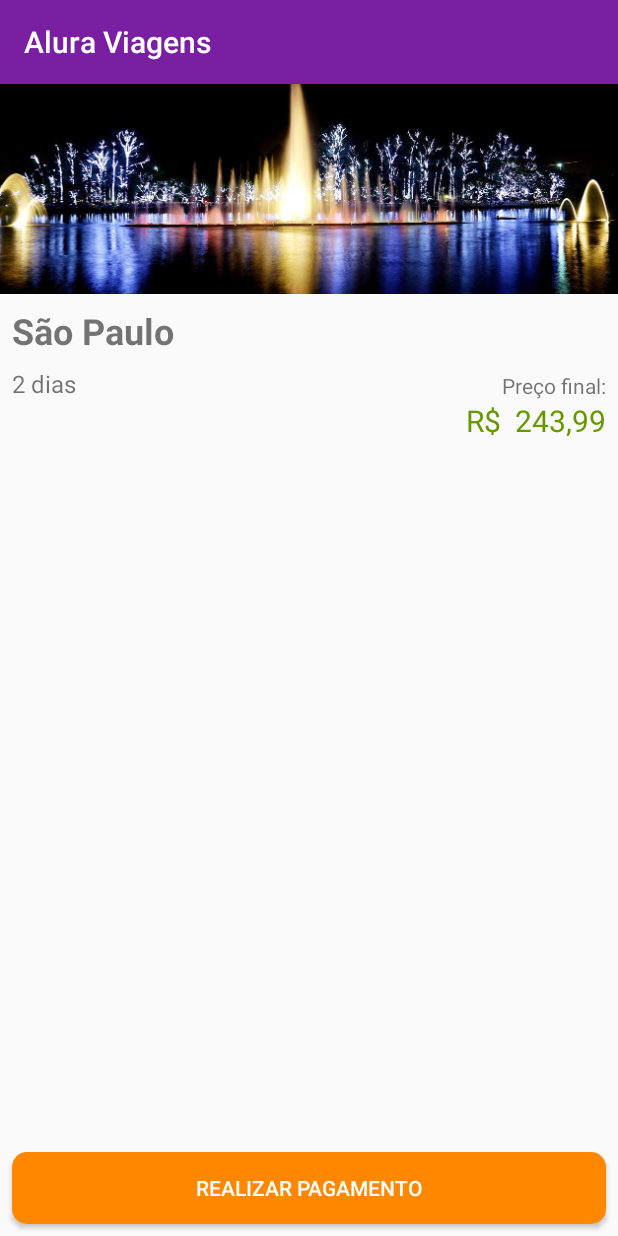
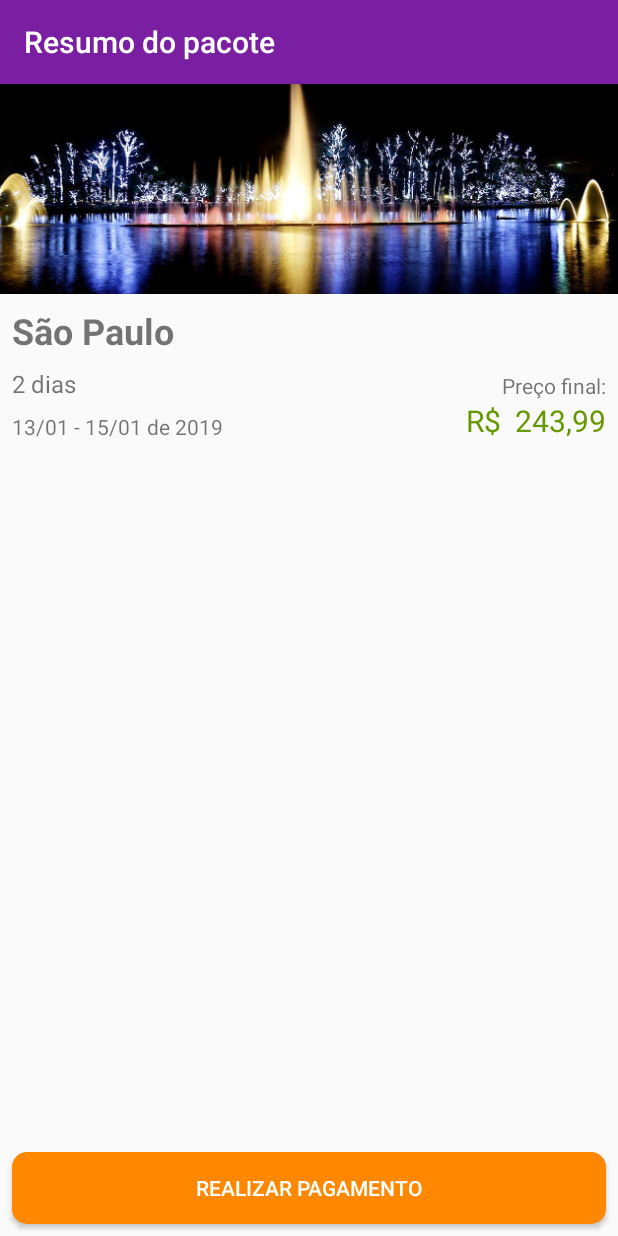
Before and after one commit to ruanlas-learning/AluraViagens, an Android app: the screen it shows after launch (ResumoPacoteActivity), on a phone screen of 412 x 824 dp. Run offline under Robolectric (Android 15) with nearby library versions, the phone set to English and light mode, and no system bars.

Commit message:
modulo 2 - aula 2

```diff
--- a/app/src/main/java/com/example/ruan/aluraviagens/ui/activity/ResumoPacoteActivity.java
+++ b/app/src/main/java/com/example/ruan/aluraviagens/ui/activity/ResumoPacoteActivity.java
@@ -8,6 +8,7 @@ import android.widget.TextView;
 
 import com.example.ruan.aluraviagens.R;
 import com.example.ruan.aluraviagens.model.Pacote;
+import com.example.ruan.aluraviagens.util.DataUtil;
 import com.example.ruan.aluraviagens.util.DiasUtil;
 import com.example.ruan.aluraviagens.util.MoedaUtil;
 import com.example.ruan.aluraviagens.util.ResourceUtil;
@@ -16,27 +17,51 @@ import java.math.BigDecimal;
 
 public class ResumoPacoteActivity extends AppCompatActivity {
 
+    public static final String TITULO_APPBAR = "Resumo do pacote";
+
     @Override
     protected void onCreate(Bundle savedInstanceState) {
         super.onCreate(savedInstanceState);
         setContentView(R.layout.activity_resumo_pacote);
 
+        setTitle(TITULO_APPBAR);
+
         Pacote pacoteSaoPaulo = new Pacote("São Paulo", "sao_paulo_sp",
                 2, new BigDecimal(243.99));
 
-        TextView local = findViewById(R.id.resumo_pacote_local);
-        local.setText(pacoteSaoPaulo.getLocal());
+        mostraLocal(pacoteSaoPaulo);
+        mostraImagem(pacoteSaoPaulo);
+        mostraDias(pacoteSaoPaulo);
+        mostraPreco(pacoteSaoPaulo);
+        mostraData(pacoteSaoPaulo);
+    }
 
-        ImageView image = findViewById(R.id.resumo_pacote_imagem);
-        Drawable drawableDoPacote = ResourceUtil.devolveDrawable(this, pacoteSaoPaulo.getImagem());
-        image.setImageDrawable(drawableDoPacote);
+    private void mostraData(Pacote pacote) {
+        TextView data = findViewById(R.id.resumo_pacote_data);
+        String dataFormatadaDaViagem = DataUtil.periodoEmTexto( pacote.getDias() );
+        data.setText(dataFormatadaDaViagem);
+    }
 
-        TextView dias = findViewById(R.id.resumo_pacote_dias);
-        String diasEmTexto = DiasUtil.formataEmTexto(pacoteSaoPaulo.getDias());
-        dias.setText(diasEmTexto);
-
+    private void mostraPreco(Pacote pacote) {
         TextView preco = findViewById(R.id.resumo_pacote_preco);
-        String moedaBrasileira = MoedaUtil.formataParaBrasileiro(pacoteSaoPaulo.getPreco());
+        String moedaBrasileira = MoedaUtil.formataParaBrasileiro(pacote.getPreco());
         preco.setText(moedaBrasileira);
     }
+
+    private void mostraDias(Pacote pacote) {
+        TextView dias = findViewById(R.id.resumo_pacote_dias);
+        String diasEmTexto = DiasUtil.formataEmTexto(pacote.getDias());
+        dias.setText(diasEmTexto);
+    }
+
+    private void mostraImagem(Pacote pacote) {
+        ImageView image = findViewById(R.id.resumo_pacote_imagem);
+        Drawable drawableDoPacote = ResourceUtil.devolveDrawable(this, pacote.getImagem());
+        image.setImageDrawable(drawableDoPacote);
+    }
+
+    private void mostraLocal(Pacote pacote) {
+        TextView local = findViewById(R.id.resumo_pacote_local);
+        local.setText(pacote.getLocal());
+    }
 }
--- /dev/null
+++ b/app/src/main/java/com/example/ruan/aluraviagens/util/DataUtil.java
@@ -0,0 +1,23 @@
+package com.example.ruan.aluraviagens.util;
+
+import android.support.annotation.NonNull;
+
+import java.text.SimpleDateFormat;
+import java.util.Calendar;
+
+public class DataUtil {
+
+    public static final String DIA_E_MES = "dd/MM";
+
+    @NonNull
+    public static String periodoEmTexto(int dias) {
+        Calendar dataIda = Calendar.getInstance();
+        Calendar dataVolta = Calendar.getInstance();
+        dataVolta.add(Calendar.DATE, dias);
+        SimpleDateFormat formatoBrasileiro = new SimpleDateFormat(DIA_E_MES);
+        String dataFormatadaIda = formatoBrasileiro.format(dataIda.getTime());
+        String dataFormatadaVolta = formatoBrasileiro.format(dataVolta.getTime());
+        return dataFormatadaIda + " - "
+                + dataFormatadaVolta + " de " + dataVolta.get(Calendar.YEAR);
+    }
+}
--- a/app/src/main/res/layout/activity_resumo_pacote.xml
+++ b/app/src/main/res/layout/activity_resumo_pacote.xml
@@ -3,28 +3,26 @@
     xmlns:app="http://schemas.android.com/apk/res-auto"
     xmlns:tools="http://schemas.android.com/tools"
     android:layout_width="match_parent"
-    android:layout_height="match_parent"
-    tools:context=".ui.activity.ResumoPacoteActivity">
+    android:layout_height="match_parent">
 
     <ImageView
         android:id="@+id/resumo_pacote_imagem"
         android:layout_width="0dp"
         android:layout_height="140dp"
+        android:contentDescription="@string/imagem_do_pacote"
         android:scaleType="centerCrop"
         app:layout_constraintBottom_toBottomOf="parent"
         app:layout_constraintEnd_toEndOf="parent"
         app:layout_constraintStart_toStartOf="parent"
         app:layout_constraintTop_toTopOf="parent"
         app:layout_constraintVertical_bias="0.0"
-        app:srcCompat="@drawable/sao_paulo_sp" />
+        tools:src="@sample/pacote.json/imagem" />
 
     <TextView
         android:id="@+id/resumo_pacote_local"
         android:layout_width="wrap_content"
         android:layout_height="wrap_content"
-        android:layout_marginStart="8dp"
-        android:layout_marginLeft="8dp"
-        android:layout_marginTop="8dp"
+        android:layout_margin="8dp"
         android:textSize="24sp"
         android:textStyle="bold"
         app:layout_constraintStart_toStartOf="parent"
@@ -43,21 +41,28 @@
 
     <TextView
         android:id="@+id/resumo_pacote_data"
-        android:layout_width="wrap_content"
+        android:layout_width="0dp"
         android:layout_height="wrap_content"
         android:layout_marginTop="8dp"
+        app:layout_constraintEnd_toStartOf="@id/resumo_pacote_preco"
         app:layout_constraintStart_toStartOf="@+id/resumo_pacote_dias"
         app:layout_constraintTop_toBottomOf="@+id/resumo_pacote_dias"
         tools:text="08/12 - 10/12 de 2017" />
+    <!-- técnica de corrente (chain) entre o resumo_pacote_data e o resumo_pacote_preco -->
 
     <TextView
         android:id="@+id/resumo_pacote_preco"
-        android:layout_width="wrap_content"
+        android:layout_width="0dp"
         android:layout_height="wrap_content"
+        android:layout_marginStart="8dp"
+        android:layout_marginRight="8dp"
+        android:layout_marginLeft="8dp"
         android:layout_marginEnd="8dp"
-        android:layout_marginRight="8dp"
         android:textColor="@android:color/holo_green_dark"
         android:textSize="20sp"
+        android:textAlignment="textEnd"
+        android:gravity="end"
+        app:layout_constraintStart_toEndOf="@id/resumo_pacote_data"
         app:layout_constraintBottom_toBottomOf="@+id/resumo_pacote_data"
         app:layout_constraintEnd_toEndOf="parent"
         tools:text="R$ 243,99" />
@@ -66,7 +71,7 @@
         android:id="@+id/resumo_pacote_preco_final"
         android:layout_width="wrap_content"
         android:layout_height="wrap_content"
-        android:text="Preço final:"
+        android:text="@string/preco_final"
         android:textSize="14sp"
         app:layout_constraintBottom_toTopOf="@+id/resumo_pacote_preco"
         app:layout_constraintEnd_toEndOf="@+id/resumo_pacote_preco" />
@@ -75,18 +80,14 @@
         android:id="@+id/resumo_pacote_btn_realiza_pagamento"
         android:layout_width="0dp"
         android:layout_height="wrap_content"
-        android:layout_marginStart="8dp"
-        android:layout_marginLeft="8dp"
-        android:layout_marginTop="8dp"
-        android:layout_marginEnd="8dp"
-        android:layout_marginRight="8dp"
-        android:layout_marginBottom="8dp"
+        android:layout_margin="8dp"
         android:background="@drawable/botao_redondo_laranja"
-        android:text="Realizar pagamento"
+        android:text="@string/realizar_pagamento"
         android:textColor="@android:color/white"
         app:layout_constraintBottom_toBottomOf="parent"
         app:layout_constraintEnd_toEndOf="parent"
         app:layout_constraintStart_toStartOf="parent"
         app:layout_constraintTop_toTopOf="parent"
         app:layout_constraintVertical_bias="1.0" />
+
 </android.support.constraint.ConstraintLayout>
--- a/app/src/main/res/values/strings.xml
+++ b/app/src/main/res/values/strings.xml
@@ -3,4 +3,7 @@
     <string name="especiais">Especiais</string>
     <string name="pais">Brasil</string>
     <string name="conteudo_do_banner_inicial">Banner inicial dos pacotes</string>
+    <string name="preco_final">Preço final:</string>
+    <string name="realizar_pagamento">Realizar pagamento</string>
+    <string name="imagem_do_pacote">Imagem do pacote</string>
 </resources>
```
